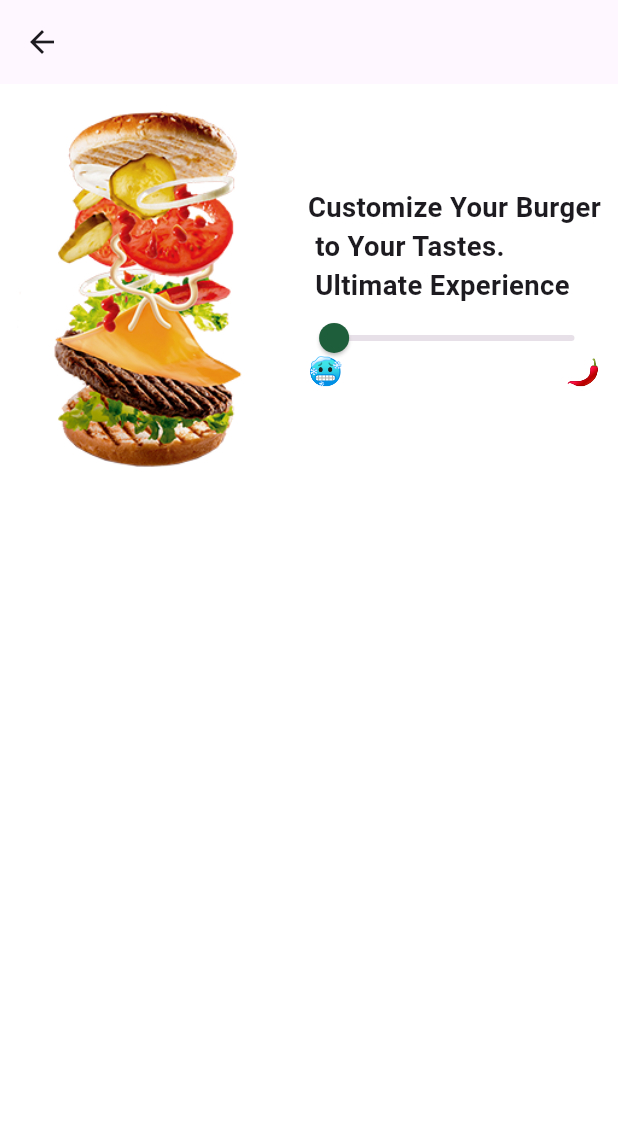
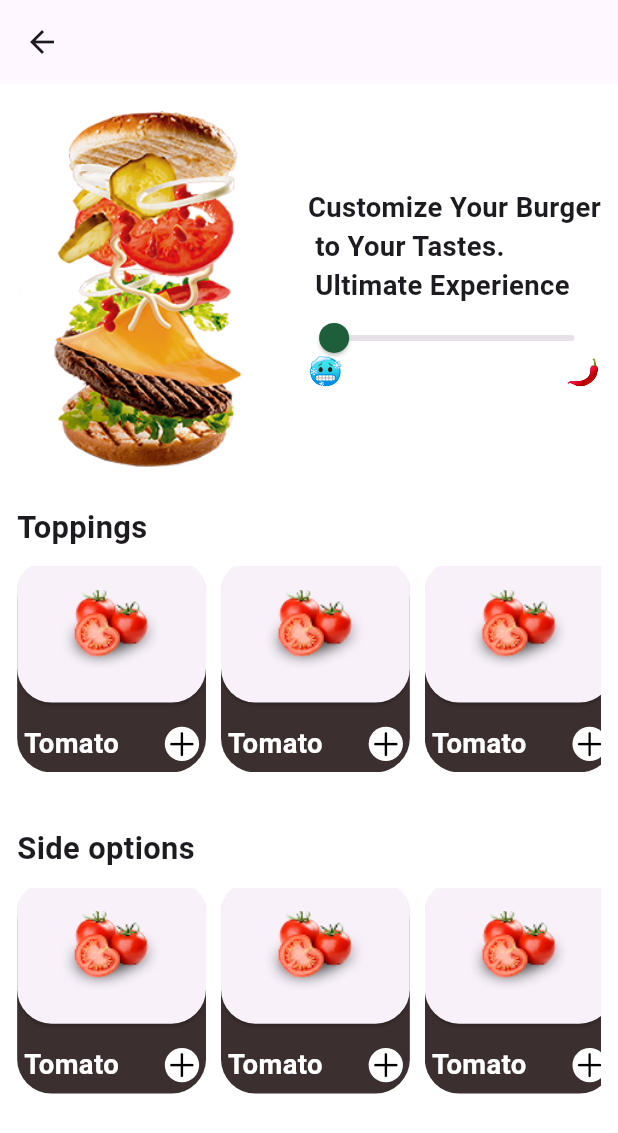
Before and after one commit to EngAhmed20/hungry, a Flutter app: the ProductDetailsView screen opened by its route, on a phone screen of 412 x 824 dp. Shown: the top 1133 px of the screen. Run offline on Flutter 3.47's test engine with Material 3 defaults, Android fonts, the phone set to English and light mode, and no system bars; our stand-ins replace flutter_screenutil, flutter_svg, gap.

Commit message:
toppings& side options list

```diff
--- a/lib/features/home/view/widgets/food_category.dart
+++ b/lib/features/home/view/widgets/food_category.dart
@@ -18,7 +18,7 @@ class FoodCategory extends StatelessWidget {
       child: Row(
         children: List.generate(categories.length, (index) {
           return GestureDetector(
-            onTap: ()=>onTap?.call(index),
+            onTap: ()=> onTap?.call(index),
             child: Container(
               padding: EdgeInsets.symmetric(
                 horizontal: 25.w,
--- a/lib/features/product/view/product_details_view.dart
+++ b/lib/features/product/view/product_details_view.dart
@@ -1,6 +1,12 @@
+import 'package:flutter/cupertino.dart';
 import 'package:flutter/material.dart';
+import 'package:flutter_screenutil/flutter_screenutil.dart';
+import 'package:gap/gap.dart';
 import 'package:hungry/core/constants/app_dimens.dart';
+import 'package:hungry/core/constants/app_text_style.dart';
+import 'package:hungry/shared/custom_text.dart';
 import '../widgets/spicy_widget.dart';
+import '../widgets/toppings_options_card.dart';
 
 class ProductDetailsView extends StatefulWidget {
   const ProductDetailsView({super.key});
@@ -21,6 +27,7 @@ class _ProductDetailsViewState extends State<ProductDetailsView> {
       body:  Padding(
         padding: AppDimens.scrPadding(),
         child: Column(
+          crossAxisAlignment: CrossAxisAlignment.start,
           children: [
             SpicySlider(sliderValue: sliderValue,
             onChanged: (value){
@@ -30,6 +37,16 @@ class _ProductDetailsViewState extends State<ProductDetailsView> {
               print(value);
             },
             ),
+            Gap(20.h),
+            CustomText(text: 'Toppings', textStyle: textStyle.bold18),
+            Gap(10.h),
+            ToppingsAndOptionsCard(),
+            Gap(30.h),
+            Text('Side options',style: textStyle.bold18,),
+            Gap(10.h),
+            ToppingsAndOptionsCard(),
+
+
           ],
         ),
       ),
--- a/lib/features/product/widgets/spicy_widget.dart
+++ b/lib/features/product/widgets/spicy_widget.dart
@@ -11,7 +11,7 @@ class SpicySlider extends StatelessWidget {
   const SpicySlider({
     super.key, this.onChanged, required this.sliderValue,
   });
-  final ValueChanged<double>?onChanged;
+  final void Function(double)?onChanged;
   final double sliderValue;
 
   @override
--- /dev/null
+++ b/lib/features/product/widgets/toppings_options_card.dart
@@ -0,0 +1,78 @@
+import 'package:flutter/cupertino.dart';
+import 'package:flutter/material.dart';
+import 'package:flutter_screenutil/flutter_screenutil.dart';
+
+import '../../../core/constants/app_text_style.dart';
+import '../../../generated/assets.dart';
+import '../../../shared/custom_text.dart';
+
+class ToppingsAndOptionsCard extends StatelessWidget {
+  const ToppingsAndOptionsCard({
+    super.key,
+  });
+
+  @override
+  Widget build(BuildContext context) {
+    return SingleChildScrollView(
+      scrollDirection: Axis.horizontal,
+      child: Row(
+        children:List.generate(5, (index){
+          return Padding(
+            padding:  EdgeInsets.only(right: 10),
+            child: Stack(
+              children: [
+                Container(
+                    height: 115.h,
+                    width: 110.w,
+                    decoration: BoxDecoration(
+                      color: Color(0xff3C2F2F),
+                      borderRadius: BorderRadius.circular(20.r),
+                    )
+                ),
+                Positioned(
+                  right: 0,
+                  left: 0,
+                  top: -4.h,
+                  child: SizedBox(
+                    width: 110.w,
+                    height: 80.h,
+                    child: Card(
+                      margin: EdgeInsets.zero,
+                      shape: RoundedRectangleBorder(
+                        borderRadius: BorderRadius.circular(20.r),
+                      ),
+                      child: Image.asset(Assets.imagesTomatoTest),
+                    ),
+                  ),
+                ),
+                Positioned(
+                  bottom: 0,
+                  left: 0,
+                  right: 0,
+                  child: Padding(
+                    padding:  EdgeInsets.symmetric(horizontal: 4.w, vertical: 5.h),
+                    child: Row(
+                      mainAxisAlignment: MainAxisAlignment.spaceBetween,
+                      children: [
+                        CustomText(text: 'Tomato', textStyle: textStyle.semiBold16.copyWith(color: Colors.white)),
+                        InkWell(onTap: (){},
+                          child: CircleAvatar(
+                            radius: 10.r,
+                            backgroundColor: Colors.white,
+                            child: Icon(CupertinoIcons.add, color: Colors.black, size: 20.sp,),
+
+                          ),
+                        )
+                      ],),
+                  ),
+                ),
+
+              ],
+            ),
+          );
+
+        }),
+      ),
+    );
+  }
+}
```
Also changed, not shown: assets/images/tomatotest.png (added), lib/generated/assets.dart.
